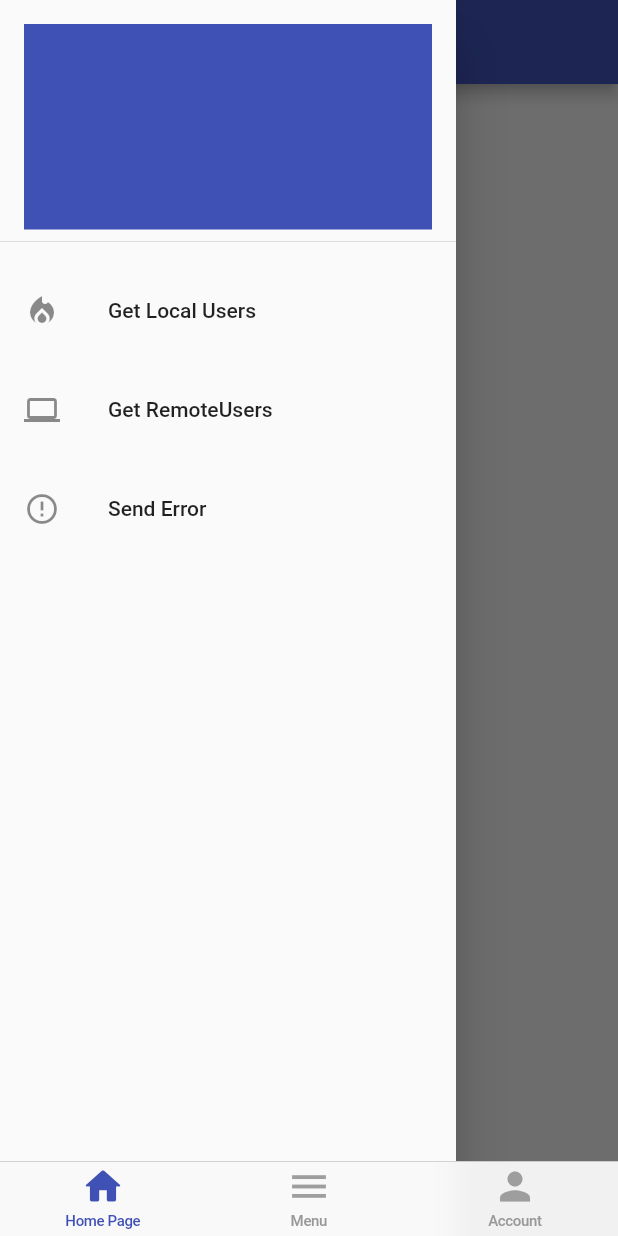
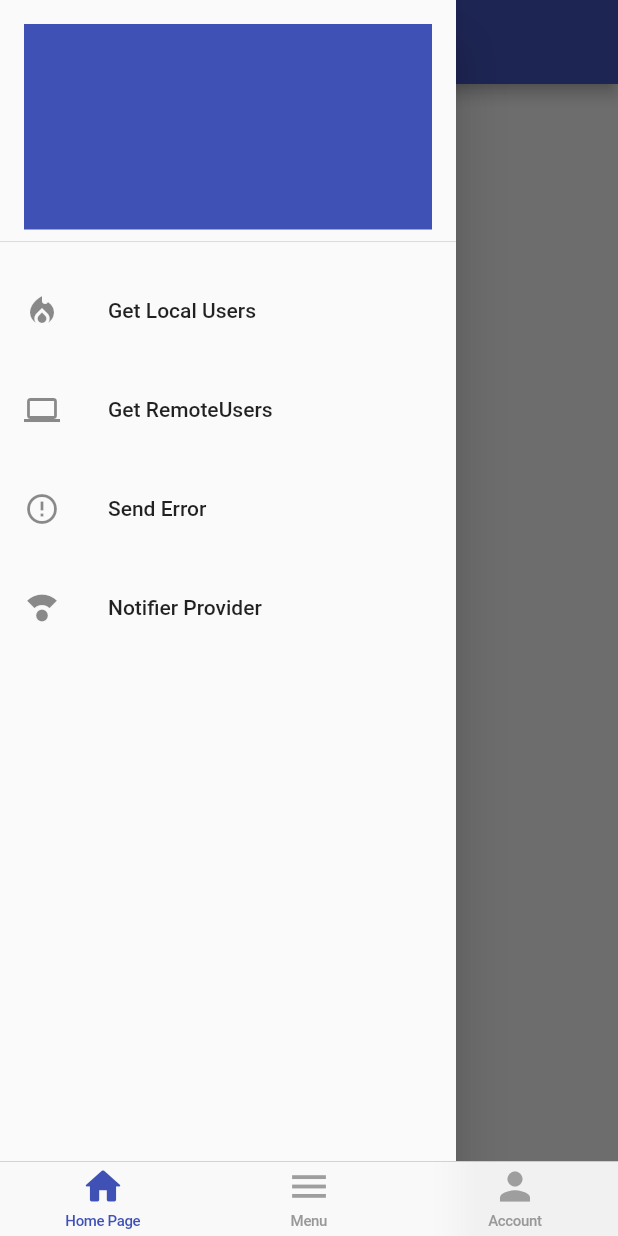
Before and after one commit to JordyHers/flutter_boiler_plate, a Flutter app: the screen it shows after launch, with the side drawer open, on a phone screen of 412 x 824 dp. Run offline on Flutter 3.47's test engine with Material 2 defaults, Android fonts, the phone set to English and light mode, and no system bars; our stand-ins replace bloc, flutter_bloc.

Commit message:
model added and changed

```diff
--- a/lib/features/boilerplate_app/presentation/pages/home_page.dart
+++ b/lib/features/boilerplate_app/presentation/pages/home_page.dart
@@ -102,6 +102,14 @@ class HomePage extends StatelessWidget {
               leading: Icon(Icons.error_outline),
               title: Text('Send Error'),
               onTap: () async => await sendErrorToBloC(context),
+            ), SizedBox(
+              height: 10,
+            ),
+            ListTile(
+              leading: Icon(Icons.compass_calibration_sharp),
+              title: Text('Notifier Provider'),
+              //TODO: CREATE SENDPROVIDER AND YIELD TO REBUILD
+              //onTap: () async => await sendErrorToBloC(context),
             ),
           ],
         ));
@@ -126,7 +134,12 @@ class HomePage extends StatelessWidget {
         },
       )));
     } else {
-      return Center(child: CircularProgressIndicator());
+      return Center(child: Text('Home Page',
+          style: TextStyle(
+            fontSize: 25,
+            fontWeight: FontWeight.bold,
+            color: Colors.indigo,
+          )));
     }
   }
 
```
